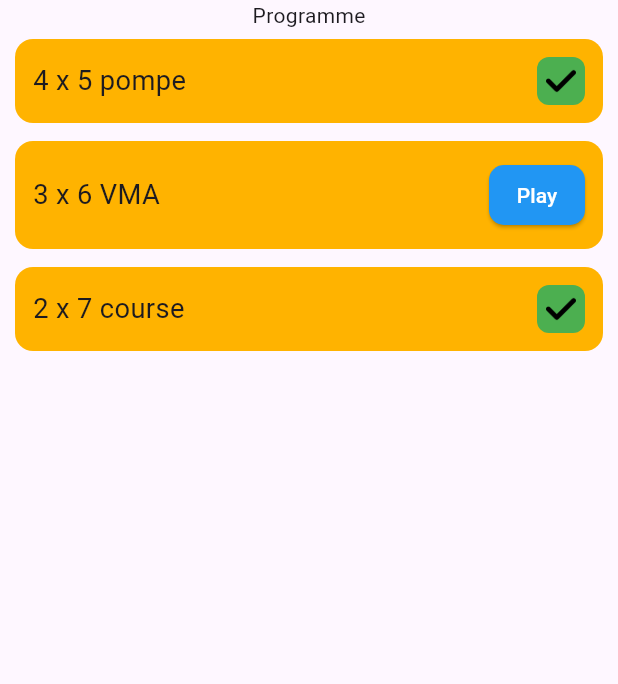
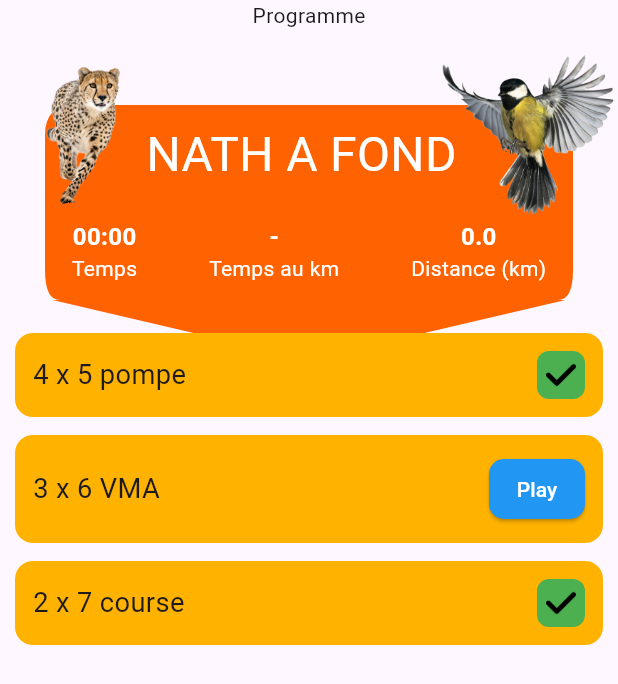
Before and after one commit to Louen12/natation, a Flutter app: the ProgramExercises screen opened directly, on a phone screen of 412 x 824 dp. Shown: the top 684 px of the screen. Run offline on Flutter 3.47's test engine with Material 3 defaults, Android fonts, the phone set to English and light mode, and no system bars; our stand-ins replace audioplayers, geolocator, sqflite; accounts and stored records are empty; Roboto replaces fonts that are missing (DynaPuff).

Commit message:
ajout header dans ProgramExercises

```diff
--- a/lib/screens/program_exercises.dart
+++ b/lib/screens/program_exercises.dart
@@ -5,6 +5,7 @@ import 'package:path/path.dart';
 import 'package:sqflite/sqflite.dart';
 
 import '../widgets/exercise_widget.dart';
+import '../widgets/vico_header.dart';
 
 class ProgramExercises extends StatefulWidget {
   const ProgramExercises({Key? key}) : super(key: key);
@@ -37,6 +38,8 @@ class _ProgramExercisesState extends State<ProgramExercises> {
     return userProvider.getAllExercises();
   }
 
+  double _distanceMeters = 0.0;
+  Duration _elapsed = Duration.zero;
   @override
   Widget build(BuildContext context) {
     return Scaffold(
@@ -53,6 +56,13 @@ class _ProgramExercisesState extends State<ProgramExercises> {
               return Column(
                   children: [
                     Text('Programme'),
+                    Padding(
+                      padding: const EdgeInsets.only(bottom: 16.0),
+                      child: VicoHeader(
+                        temps: _elapsed,
+                        distance: _distanceMeters / 1000,
+                      ),
+                    ),
                     Expanded(child:
                       ListView.builder(
                         scrollDirection:  Axis.vertical,
--- /dev/null
+++ b/lib/widgets/vico_header.dart
@@ -0,0 +1,154 @@
+import 'package:flutter/material.dart';
+
+class VicoHeader extends StatelessWidget {
+  final Duration temps;   // temps de course
+  final double distance;  // distance parcourue en km
+
+  const VicoHeader({
+    super.key,
+    this.temps = Duration.zero,
+    this.distance = 0.0,
+  });
+
+  String _formatDuration(Duration d) {
+    String twoDigits(int n) => n.toString().padLeft(2, "0");
+    return "${twoDigits(d.inMinutes.remainder(60))}:${twoDigits(d.inSeconds.remainder(60))}";
+  }
+
+  @override
+  Widget build(BuildContext context) {
+    // Temps formaté
+    String tempsStr = _formatDuration(temps);
+
+    // Temps au km (par défaut "-")
+    String tempsAuKm = "-";
+    if (distance > 0) {
+      final secondsPerKm = temps.inSeconds / distance;
+      final d = Duration(seconds: secondsPerKm.round());
+      tempsAuKm = _formatDuration(d);
+    }
+
+    return Stack(
+      alignment: Alignment.topCenter,
+      children: [
+        // Fond orange
+        Padding(
+          padding: const EdgeInsets.fromLTRB(30.0, 50.0, 30.0, 0.0),  // marge de 30 à gauche et à droite
+          child: CustomPaint(
+            painter: HeaderPainter(),
+            child: Container(
+              height: 130,
+              width: double.infinity,
+            ),
+          ),
+        ),
+
+        // Guépard flottant à gauche
+        Positioned(
+          left: 10,
+          top: 15,
+          child: Image.asset(
+            "maquette/guepard.png",
+            height: 110, // plus grand
+          ),
+        ),
+
+        // Mésange flottante à droite
+        Positioned(
+          right: 0,
+          top: 15,
+          child: Image.asset(
+            "maquette/mesange.png",
+            height: 110, // plus grand
+          ),
+        ),
+
+        Column(
+          mainAxisSize: MainAxisSize.min,
+          children: [
+            const SizedBox(height: 60),
+
+            // Images + titre
+            Row(
+              mainAxisAlignment: MainAxisAlignment.center,
+              children: [
+                const SizedBox(width: 20),
+                const Text(
+                  "NATH A FOND",
+                  style: TextStyle(
+                    fontFamily: 'DynaPuff',
+                    fontSize: 32,
+                    color: Colors.white,
+                    fontWeight: FontWeight.w400, // approximatif, Regular
+                  ),
+                ),
+                const SizedBox(width: 30),
+              ],
+            ),
+
+            const SizedBox(height: 20),
+
+            // Infos (initialisées à 0)
+            Row(
+              mainAxisAlignment: MainAxisAlignment.spaceEvenly,
+              children: [
+                _infoWidget(tempsStr, "Temps"),
+                _infoWidget(tempsAuKm, "Temps au km"),
+                _infoWidget(distance.toStringAsFixed(1), "Distance (km)"),
+              ],
+            ),
+          ],
+        ),
+      ],
+    );
+  }
+
+  Widget _infoWidget(String value, String label) {
+    return Column(
+      children: [
+        Text(
+          value,
+          style: const TextStyle(
+            fontFamily: 'DynaPuff',
+            fontSize: 16,
+            fontWeight: FontWeight.bold,
+            color: Colors.white,
+          ),
+        ),
+        Text(
+          label,
+          style: const TextStyle(
+            fontFamily: 'DynaPuff',
+            color: Colors.white,
+          ),
+        ),
+      ],
+    );
+  }
+}
+
+class HeaderPainter extends CustomPainter {
+  @override
+  void paint(Canvas canvas, Size size) {
+    final paint = Paint()..color = const Color.fromRGBO(255, 98, 0, 1);
+
+    final path = Path()
+      ..moveTo(0, 20)
+      ..quadraticBezierTo(0, 0, 20, 0) // arrondi haut gauche
+      ..lineTo(size.width - 20, 0)
+      ..quadraticBezierTo(size.width, 0, size.width, 20) // arrondi haut droit
+      ..lineTo(size.width, size.height - 20)
+      ..quadraticBezierTo(size.width, size.height, size.width - 10, size.height)
+      ..lineTo( 5 , size.height)
+      ..lineTo(size.width / 2, size.height + 40) // point en bas
+      ..lineTo(size.width - 5, size.height)
+      ..lineTo(10, size.height)
+      ..quadraticBezierTo(0, size.height, 0, size.height - 20)
+      ..close();
+
+    canvas.drawPath(path, paint);
+  }
+
+  @override
+  bool shouldRepaint(covariant CustomPainter oldDelegate) => false;
+}
--- a/pubspec.yaml
+++ b/pubspec.yaml
@@ -24,4 +24,4 @@ flutter:
 
   assets:
     - assets/audios/beep.mp3
-    - maquette/checked.png
+    - maquette/
```
Also changed, not shown: maquette/guepard.png (renamed from assets/guepard.png), maquette/mesange.png (renamed from assets/mesange.png).
